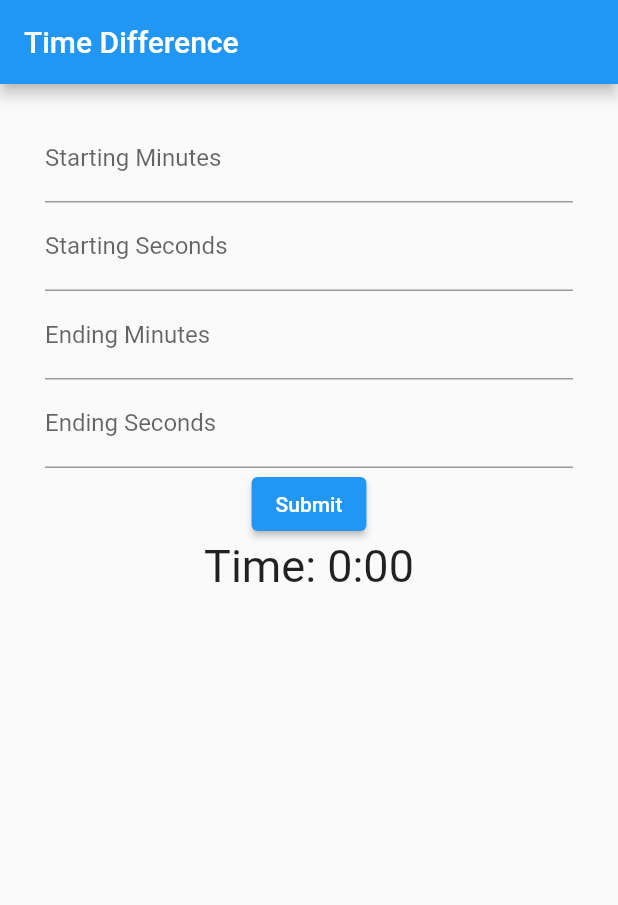
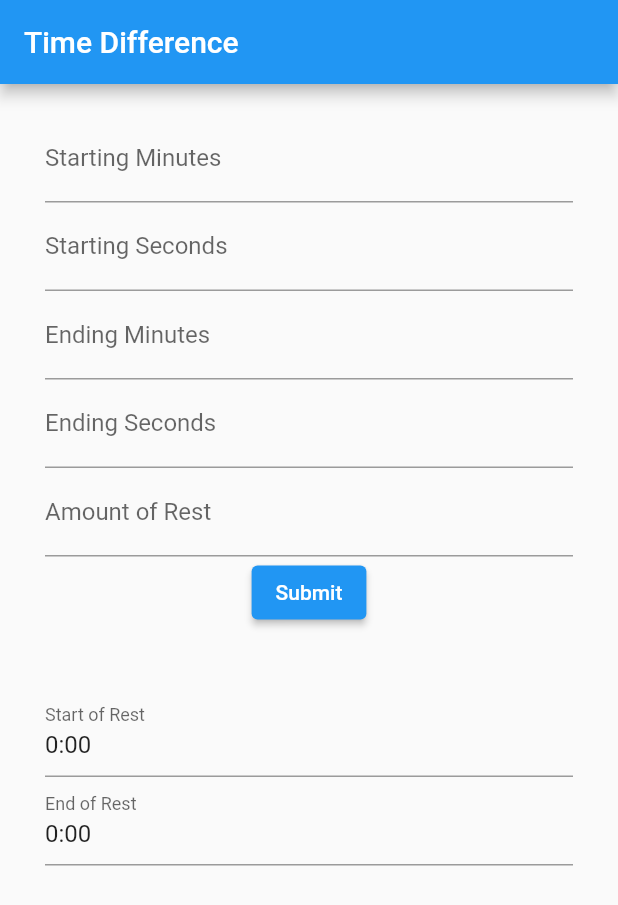
Before and after one commit to jonathan-raines/time_calculator, a Flutter app: the screen it shows after launch, after a tap on "Submit", on a phone screen of 412 x 824 dp. Shown: the top 905 px of the screen. Run offline on Flutter 3.47's test engine with Material 2 defaults, Android fonts, the phone set to English and light mode, and no system bars.

Commit message:
Add Rest time calculation

```diff
--- a/lib/main.dart
+++ b/lib/main.dart
@@ -26,20 +26,20 @@ class MyHomePage extends StatefulWidget {
 
 class _MyHomePageState extends State<MyHomePage> {
   num minFirst = 0, minLast = 0, secFirst = 0, secLast = 0;
-  num minutes = 0, fSeconds = 0, lSeconds = 0;
-  String time = "";
+  num minutes = 0, fSeconds = 0, lSeconds = 0, rest = 0;
+  String time = "", restTime = "";
   final _formKey = GlobalKey<FormState>();
 
   num convertToSeconds(time) {
     return time * 60;
   }
 
-  void convertToMinutes(seconds) {
+  String convertToMinutes(seconds) {
     String mins, secs;
     mins = (seconds / 60).floor().toString();
     secs = (seconds % 60).toString().padLeft(2, '0');
 
-    time = "$mins:$secs";
+    return "$mins:$secs";
   }
 
   num totalSeconds(min, sec) {
@@ -52,7 +52,8 @@ class _MyHomePageState extends State<MyHomePage> {
       appBar: AppBar(
         title: Text(widget.title),
       ),
-      body: Column(
+      body: SingleChildScrollView(
+        child: Column(
           children: [
             Padding(
               padding: EdgeInsets.symmetric(vertical: 20, horizontal: 30),
@@ -61,14 +62,16 @@ class _MyHomePageState extends State<MyHomePage> {
                 child: Column(
                   children: [
                     TextFormField(
-                    decoration: InputDecoration(labelText: "Starting Minutes"),
+                      decoration:
+                          InputDecoration(labelText: "Starting Minutes"),
                       onChanged: (value) {
                         minFirst = convertToSeconds(int.parse(value));
                       },
                       keyboardType: TextInputType.number,
                     ),
                     TextFormField(
-                    decoration: InputDecoration(labelText: "Starting Seconds"),
+                      decoration:
+                          InputDecoration(labelText: "Starting Seconds"),
                       onChanged: (value) {
                         secFirst = int.parse(value);
                       },
@@ -88,6 +91,13 @@ class _MyHomePageState extends State<MyHomePage> {
                       },
                       keyboardType: TextInputType.number,
                     ),
+                    TextFormField(
+                      decoration: InputDecoration(labelText: "Amount of Rest"),
+                      onChanged: (value) {
+                        rest = int.parse(value);
+                      },
+                      keyboardType: TextInputType.number,
+                    ),
                     ElevatedButton(
                       child: const Text('Submit'),
                       onPressed: () => setState(
@@ -95,20 +105,37 @@ class _MyHomePageState extends State<MyHomePage> {
                           fSeconds = minFirst + secFirst;
                           lSeconds = minLast + secLast;
 
-                        convertToMinutes(lSeconds - fSeconds);
+                          time = convertToMinutes(lSeconds - fSeconds);
+                          restTime =
+                              convertToMinutes((lSeconds - fSeconds) + rest);
+
+                          FocusScope.of(context).unfocus();
                         },
                       ),
-                  ),
-                  if (time != "")
-                    Text(
-                      "Time: $time",
-                      style: TextStyle(fontSize: 30),
                     ),
                   ],
                 ),
               ),
             ),
+            Padding(
+              padding: EdgeInsets.symmetric(vertical: 20, horizontal: 30),
+              child: Column(
+                children: [
+                  TextField(
+                    decoration: InputDecoration(labelText: "Start of Rest"),
+                    readOnly: true,
+                    controller: TextEditingController(text: time),
+                  ),
+                  TextField(
+                    decoration: InputDecoration(labelText: "End of Rest"),
+                    readOnly: true,
+                    controller: TextEditingController(text: restTime),
+                  ),
                 ],
+              ),
+            ),
+          ],
+        ),
       ),
     );
   }
```
Also changed, not shown: 1 other file. Lines whose indentation alone changed are shown as unchanged.
